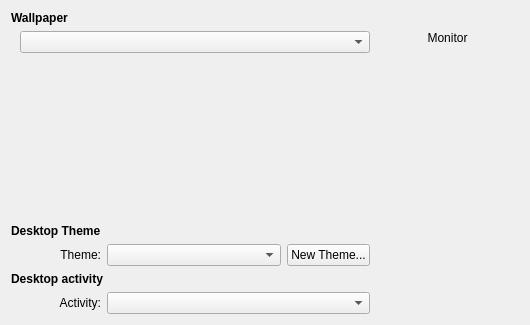
Before: the Qt Designer form plasma/shells/desktop/BackgroundDialog.ui in mgottschlag/kwin-tiling, drawn with Qt 5.
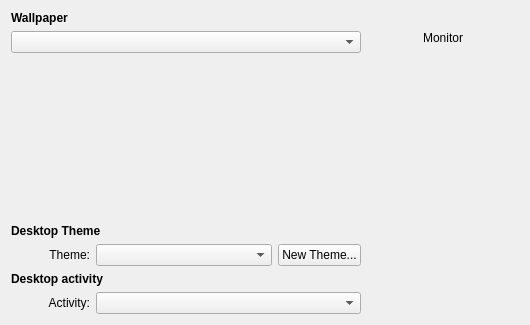
After: the same form once the commit is applied.

Commit message: align plugin interfaces with a bit of minimum sizes. pixel perfect alignment would break with translations to more verbose langages but don't know better ways to do that

The edit to the form file:
```diff
--- a/plasma/shells/desktop/BackgroundDialog.ui
+++ b/plasma/shells/desktop/BackgroundDialog.ui
@@ -47,10 +47,7 @@
       <property name="spacing" >
        <number>4</number>
       </property>
-      <property name="topMargin" >
-       <number>0</number>
-      </property>
-      <property name="rightMargin" >
+      <property name="margin" >
        <number>0</number>
       </property>
       <item>
@@ -131,7 +128,7 @@
      </property>
     </spacer>
    </item>
-   <item row="3" column="0" >
+   <item row="3" column="0" colspan="3" >
     <widget class="QLabel" name="label_2" >
      <property name="font" >
       <font>
@@ -146,6 +143,12 @@
    </item>
    <item row="4" column="0" >
     <widget class="QLabel" name="label_3" >
+     <property name="minimumSize" >
+      <size>
+       <width>79</width>
+       <height>0</height>
+      </size>
+     </property>
      <property name="text" >
       <string>Theme:</string>
      </property>
```
The commit also changes 2 other files.
